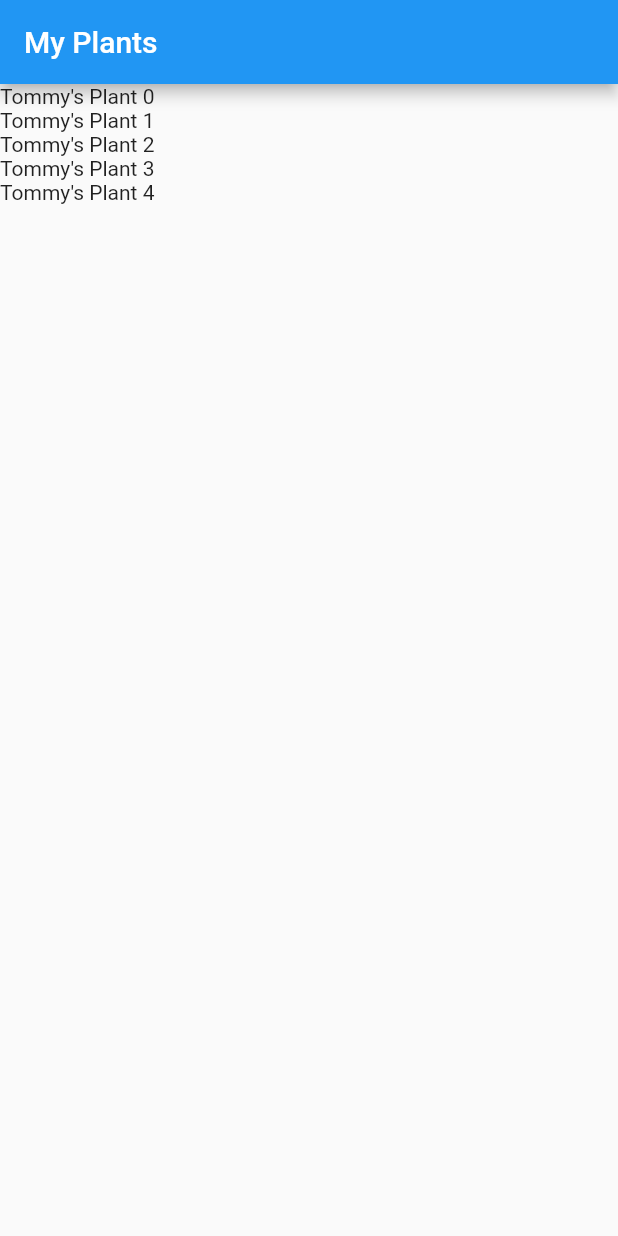
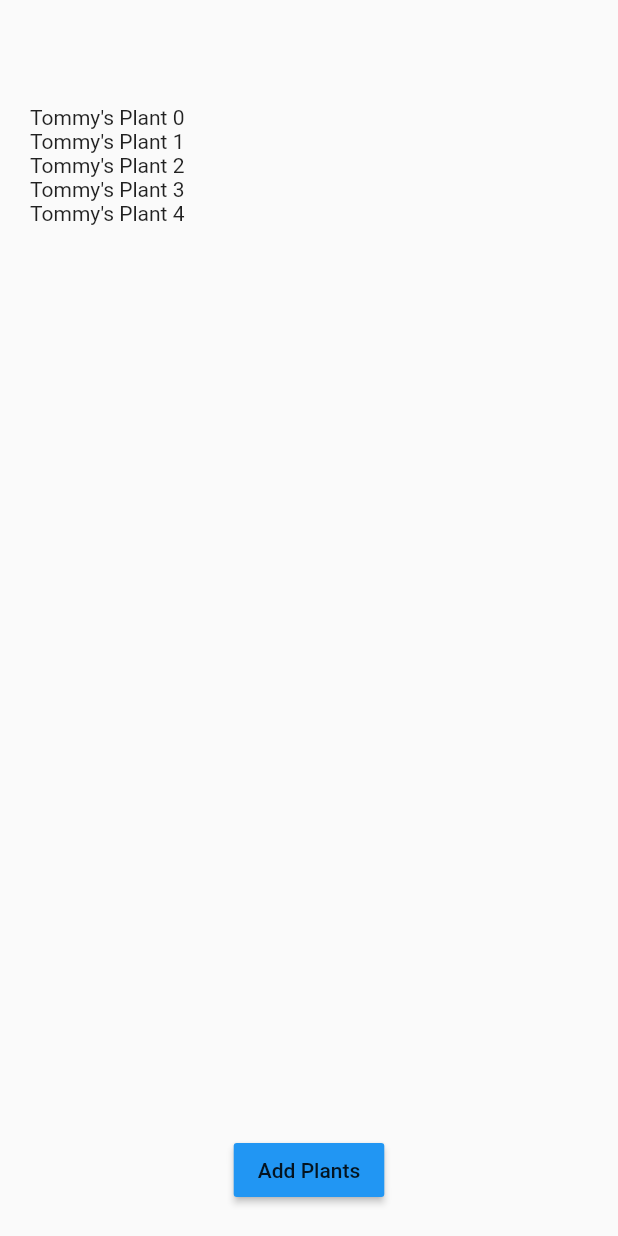
Before and after one commit to tommyle/waterlily, a Flutter app: the screen it shows after launch, on a phone screen of 412 x 824 dp. Run offline on Flutter 3.47's test engine with Material 2 defaults, Android fonts, the phone set to English and light mode, and no system bars; our stand-ins replace rxdart.

Commit message:
Fixed issue with renderbox

```diff
--- a/lib/app.dart
+++ b/lib/app.dart
@@ -16,7 +16,7 @@ class App extends StatelessWidget {
   Widget build(BuildContext context) {
     return PlantsProvider(
       child: MaterialApp(
-          title: 'Log Me In',
+          title: 'Water Lily',
           home: Scaffold(
             body: PlantsList(),
           )),
--- a/lib/modules/plants/plants_list.dart
+++ b/lib/modules/plants/plants_list.dart
@@ -8,8 +8,16 @@ class PlantsList extends StatelessWidget {
 
     bloc.getPlants();
 
-    return Scaffold(
-        appBar: AppBar(title: Text('My Plants')), body: buildList(bloc));
+    return Container(
+        margin: EdgeInsets.all(20),
+        child: Column(
+          children: <Widget>[
+            Container(margin: EdgeInsets.only(top: 50)),
+            buildList(bloc),
+            Container(margin: EdgeInsets.only(top: 25)),
+            addPlantButton(bloc)
+          ],
+        ));
   }
 
   Widget buildList(PlantsBloc bloc) {
@@ -20,22 +28,22 @@ class PlantsList extends StatelessWidget {
           return Text('No Plants');
         }
 
-        return ListView.builder(
+        return Expanded(child: ListView.builder(
           itemCount: snapshot.data.length,
           itemBuilder: (context, index) {
             final plant = snapshot.data[index];
             return Text(plant.name);
           },
-        );
+        ),);
       },
     );
   }
 
   Widget addPlantButton(PlantsBloc bloc) {
     return RaisedButton(
-        child: Text("Login"),
+        child: Text("Add Plants"),
         color: Colors.blue,
-        onPressed: bloc.addPlant("Justine's Plant", "Living Room", ""));
+        onPressed: () => bloc.addPlant("Justine's Plant", "Living Room", ""));
   }
 }
 
```
